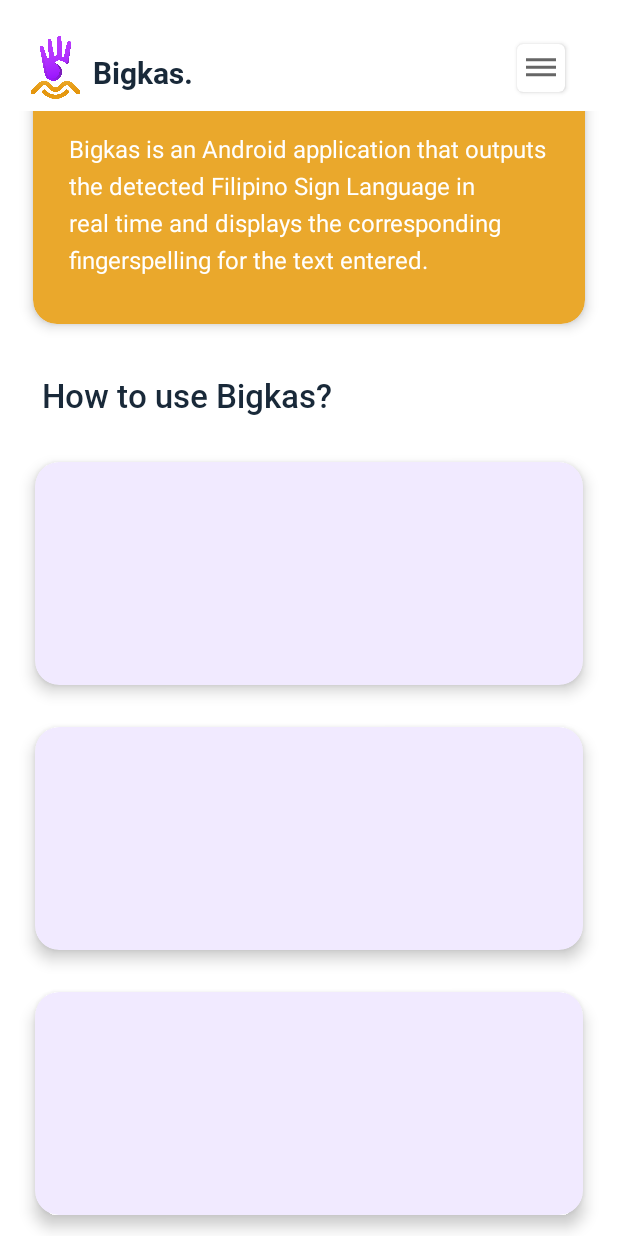
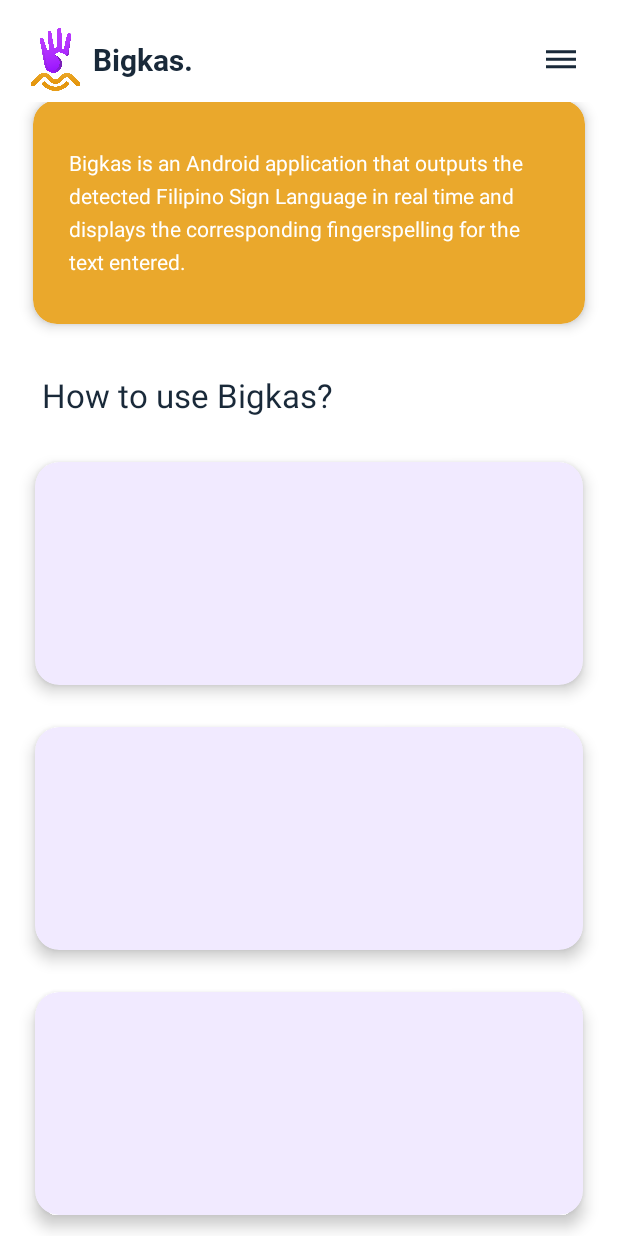
Before and after one commit to maritheygraine/iboFSL, an Android app: the layout fragment_home.xml on its own in the app's theme, with its tools: preview values and no code run, on a phone screen of 412 x 824 dp. Run offline under Robolectric (Android 15) with nearby library versions, the phone set to English and light mode, and no system bars.

Commit message:
Update fragment_home.xml

```diff
--- a/app/src/main/res/layout/fragment_home.xml
+++ b/app/src/main/res/layout/fragment_home.xml
@@ -2,25 +2,25 @@
 <LinearLayout xmlns:android="http://schemas.android.com/apk/res/android"
     xmlns:app="http://schemas.android.com/apk/res-auto"
     xmlns:tools="http://schemas.android.com/tools"
+    android:id="@+id/text_input_layout"
     android:layout_width="match_parent"
     android:layout_height="match_parent"
     android:orientation="vertical"
-    tools:context=".home.HomeFragment"
-    android:id="@+id/home_linear">
+    tools:context=".home.HomeFragment">
 
-    <androidx.constraintlayout.widget.ConstraintLayout
-        android:id="@+id/artificial_toolbar"
+    <RelativeLayout
         android:layout_width="match_parent"
-        android:layout_height="wrap_content"
+        android:layout_height="56dp"
+        android:layout_marginTop="12dp"
+        android:orientation="horizontal"
         android:paddingStart="16dp"
-        android:paddingTop="24dp"
-        android:paddingEnd="16dp"
-        android:paddingBottom="8dp">
+        android:paddingEnd="16dp">
 
         <ImageView
-            android:id="@+id/icon"
+            android:id="@+id/bigkas_icon"
             android:layout_width="42dp"
             android:layout_height="42dp"
+            android:layout_centerVertical="true"
             android:src="@drawable/bigkas_logo"
             app:layout_constraintBottom_toBottomOf="parent"
             app:layout_constraintStart_toStartOf="parent" />
@@ -32,37 +32,24 @@
             android:layout_centerVertical="true"
             android:layout_marginStart="4dp"
             android:layout_marginBottom="4dp"
-            android:layout_toEndOf="@id/icon"
+            android:layout_toEndOf="@id/bigkas_icon"
             android:fontFamily="@font/roboto_bold"
             android:text="@string/bigkas"
             android:textColor="@color/black"
-            android:textSize="20dp"
-            app:layout_constraintBottom_toBottomOf="parent"
-            app:layout_constraintStart_toEndOf="@id/icon" />
+            android:textSize="20sp" />
 
-        <androidx.cardview.widget.CardView
-            android:id="@+id/option_menu"
-            app:cardUseCompatPadding="true"
+        <ImageView
+            android:foreground="?attr/selectableItemBackground"
+            android:id="@+id/hamburger"
             android:layout_width="wrap_content"
             android:layout_height="wrap_content"
             android:layout_alignParentEnd="true"
             android:layout_centerVertical="true"
-            android:layout_marginEnd="16dp"
-            android:clickable="true"
-            android:focusable="true"
-            android:foreground="?attr/selectableItemBackground"
-            app:cardCornerRadius="4dp"
-            app:layout_constraintBottom_toBottomOf="parent"
-            app:layout_constraintEnd_toEndOf="parent">
+            android:layout_marginEnd="10dp"
+            android:src="@drawable/ic_baseline_dehaze_24"
+            app:tint="@color/black" />
 
-            <ImageView
-                android:layout_width="wrap_content"
-                android:layout_height="wrap_content"
-                android:padding="4dp"
-                android:src="@drawable/ic_baseline_dehaze_24" />
-
-        </androidx.cardview.widget.CardView>
-    </androidx.constraintlayout.widget.ConstraintLayout>
+    </RelativeLayout>
 
     <androidx.core.widget.NestedScrollView
         android:layout_width="match_parent"
@@ -92,7 +79,6 @@
                     android:paddingEnd="@dimen/card_padding"
                     android:paddingBottom="32dp"
                     android:text="@string/bigkas_description"
-                    android:textSize="16dp"
                     android:textColor="@color/white" />
 
             </androidx.cardview.widget.CardView>
@@ -104,7 +90,6 @@
                 android:layout_marginStart="16dp"
                 android:layout_marginTop="20dp"
                 android:layout_marginBottom="16dp"
-                android:fontFamily="@font/roboto_medium"
                 android:text="@string/how_to_use_bigkas"
                 android:textColor="@color/black" />
 
@@ -112,7 +97,6 @@
                 android:id="@+id/bigkas_list"
                 android:layout_width="match_parent"
                 android:layout_height="wrap_content"
-                android:layout_marginBottom="32dp"
                 android:nestedScrollingEnabled="false"
                 android:overScrollMode="never"
                 app:layoutManager="androidx.recyclerview.widget.LinearLayoutManager"
```
